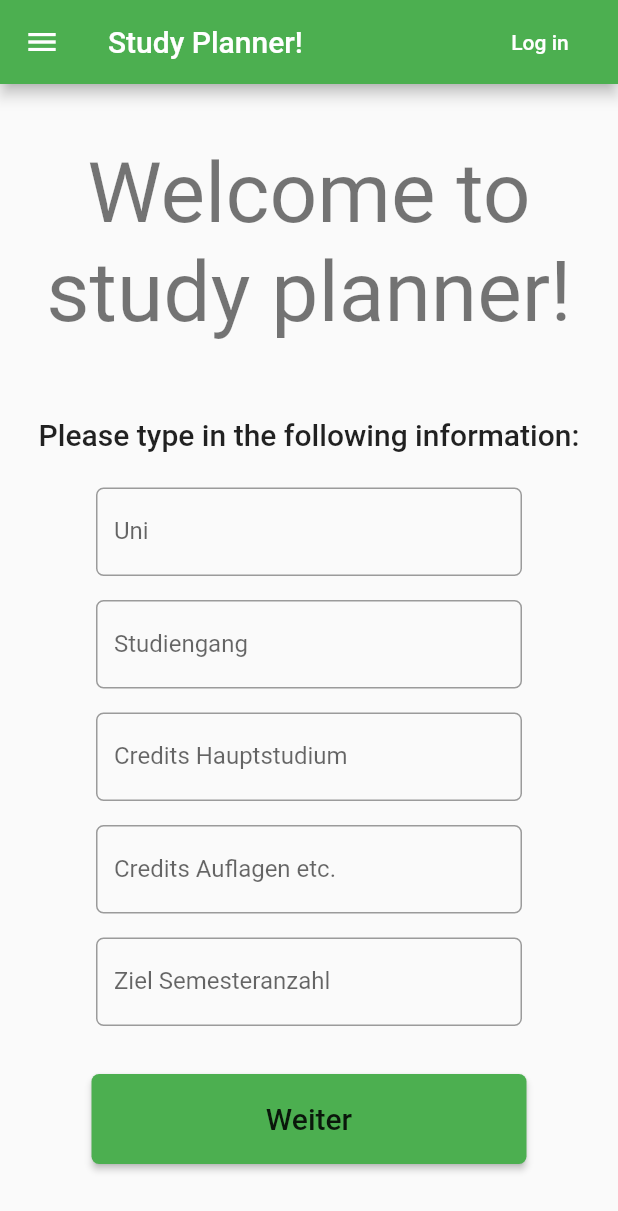
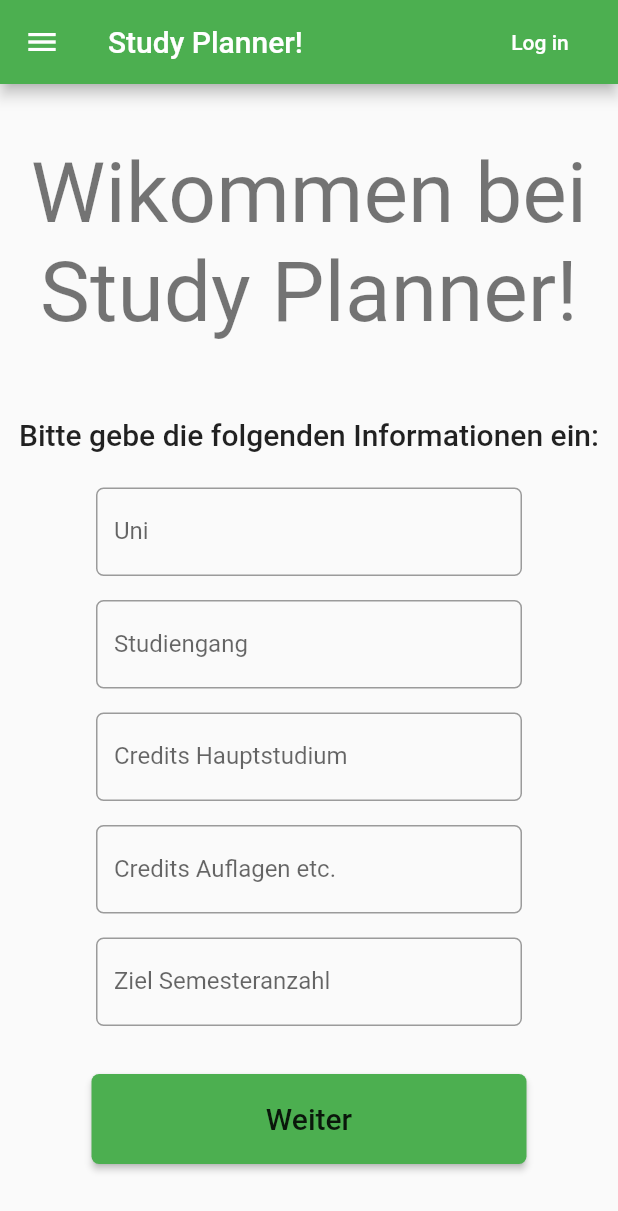
Before and after one commit to Dimibe/study-planner, a Flutter app: the screen it shows after launch, in the side drawer, after a tap on "Allgemeine Informationen", on a phone screen of 412 x 824 dp. Shown: the top 1211 px of the screen. Run offline on Flutter 3.47's test engine with Material 2 defaults, Android fonts, the phone set to English and light mode, and no system bars; our stand-ins replace charts_flutter, cloud_firestore, firebase_auth, firebase_core, get_it, shared_preferences; missing offline and left inert: flutter_material_color_picker; accounts and stored records are empty; generated files the repository leaves out were written again; statements that could not run were skipped.

Commit message:
Generel styling improvements

```diff
--- a/lib/pages/AnalysisOverview.page.dart
+++ b/lib/pages/AnalysisOverview.page.dart
@@ -28,6 +28,11 @@ class _AnalysisOverviewPageState extends State<AnalysisOverviewPage> {
         var creditsPerSemester = creditsOpen / openSemester;
 
         return <Widget>[
+          Text(
+            'Analyse',
+            style: Theme.of(context).textTheme.headline4,
+            textAlign: TextAlign.center,
+          ),
           Container(
             padding: EdgeInsets.all(16.0),
             constraints: BoxConstraints(maxWidth: 700),
--- a/lib/pages/GeneralInformation.page.dart
+++ b/lib/pages/GeneralInformation.page.dart
@@ -56,13 +56,13 @@ class _GeneralInformationPageState extends State<GeneralInformationPage> {
       title: 'Study Planner!',
       content: <Widget>[
         Text(
-          'Welcome to study planner!',
+          'Wikommen bei Study Planner!',
           style: Theme.of(context).textTheme.headline2,
           textAlign: TextAlign.center,
         ),
         Padding(padding: EdgeInsets.only(top: 50.0)),
         Text(
-          'Please type in the following information:',
+          'Bitte gebe die folgenden Informationen ein:',
           style: Theme.of(context).textTheme.headline6,
           textAlign: TextAlign.center,
         ),
--- a/lib/pages/Welcome.page.dart
+++ b/lib/pages/Welcome.page.dart
@@ -16,10 +16,17 @@ class WelcomePage extends StatelessWidget {
           style: Theme.of(context).textTheme.headline2,
           textAlign: TextAlign.center,
         ),
+        Padding(padding: EdgeInsets.only(bottom: 20.0)),
         Text(
           'Analysiere dein Studium und behalte alles im Überblick.',
           style: Theme.of(context).textTheme.headline6,
           textAlign: TextAlign.center,
+        ),
+        Padding(padding: EdgeInsets.only(bottom: 20.0)),
+        Container(
+          constraints: BoxConstraints(maxWidth: 600),
+          padding: EdgeInsets.all(8.0),
+          child: Image(image: AssetImage('assets/welcome.png')),
         ),
         CWButton(
           label: 'Jetzt registrieren!',
--- a/pubspec.yaml
+++ b/pubspec.yaml
@@ -57,8 +57,8 @@ flutter:
   uses-material-design: true
 
   # To add assets to your application, add an assets section, like this:
-  # assets:
-  #   - images/a_dot_burr.jpeg
+  assets:
+    - assets/welcome.png
   #   - images/a_dot_ham.jpeg
 
   # An image asset can refer to one or more resolution-specific "variants", see
```
Also changed, not shown: lib/pages/SemesterOverview.page.dart (+7 -5 lines), assets/welcome.png (added).
